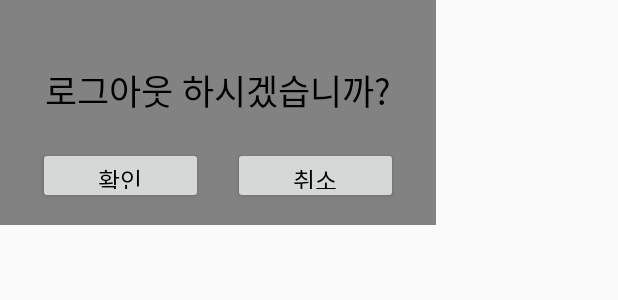
After one commit to junbrother93/Seomuk, an Android app: the layout activity_popup_logout.xml on its own in the app's theme, with its tools: preview values and no code run, on a phone screen of 412 x 824 dp. The commit adds this screen. Shown: the top 300 px of the screen. Run offline under Robolectric (Android 15) with nearby library versions, the phone set to English and light mode, and no system bars; network calls fail; Roboto replaces fonts that are not available here.

Commit message:
로그아웃기능 추가 및 메뉴 아이콘 대폭 수정

```diff
--- a/app/src/main/AndroidManifest.xml
+++ b/app/src/main/AndroidManifest.xml
@@ -55,6 +55,8 @@
             android:theme="@android:style/Theme.DeviceDefault.Light.Dialog" />
         <activity android:name=".Popup.PopupActiovity_Description"
             android:theme="@android:style/Theme.DeviceDefault.Light.Dialog" />
+        <activity android:name=".Popup.PopupActivity_Logout"
+            android:theme="@android:style/Theme.DeviceDefault.Light.Dialog" />
         <meta-data
             android:name="com.kakao.sdk.AppKey"
             android:value="@string/kakao_app_key" />
--- /dev/null
+++ b/app/src/main/res/layout/activity_popup_logout.xml
@@ -0,0 +1,59 @@
+<?xml version="1.0" encoding="utf-8"?>
+<LinearLayout xmlns:android="http://schemas.android.com/apk/res/android"
+    xmlns:tools="http://schemas.android.com/tools"
+    android:layout_width="wrap_content"
+    android:layout_height="wrap_content"
+
+    android:background="#828282"
+    xmlns:app="http://schemas.android.com/apk/res-auto"
+    android:gravity="center">
+
+    <LinearLayout
+        android:layout_width="match_parent"
+        android:layout_height="150dp"
+        android:layout_marginLeft="25dp"
+        android:layout_marginRight="25dp"
+        android:orientation="vertical"
+        android:gravity="bottom|center"
+        >
+
+        <TextView
+            android:layout_width="wrap_content"
+            android:layout_height="wrap_content"
+            android:text="로그아웃 하시겠습니까?"
+            android:layout_marginBottom="20dp"
+            android:textSize="23sp"
+            android:textColor="#000000"
+            />
+
+
+
+        <LinearLayout
+            android:layout_width="wrap_content"
+            android:layout_height="wrap_content"
+            android:orientation="horizontal"
+            android:layout_marginBottom="14dp"
+            >
+            <Button
+                android:id="@+id/pop_logout"
+                android:layout_width="110dp"
+                android:layout_height="38dp"
+                android:layout_marginRight="20dp"
+                android:text="확인"
+                android:textSize="16sp"
+                android:textColor="#000000"
+                />
+
+            <Button
+                android:id="@+id/pop_logout_cancel"
+                android:layout_width="110dp"
+                android:layout_height="38dp"
+                android:text="취소"
+                android:textSize="16sp"
+                android:textColor="#000000"
+                />
+
+        </LinearLayout>
+    </LinearLayout>
+
+</LinearLayout>
```
Also changed, not shown: app/src/main/java/com/example/junhyeong/myapplication/Main/MainActivity.java (+12 -12 lines), app/src/main/java/com/example/junhyeong/myapplication/Popup/PopupActivity_Logout.java (added, +49 -0 lines), app/src/main/java/com/example/junhyeong/myapplication/Select/Select_MyPage_Activity.java (+12 -1 lines), app/src/main/res/layout/activity_mypage.xml (+14 -0 lines), app/src/main/res/drawable/a1.png, app/src/main/res/drawable/a2.png, app/src/main/res/drawable/a3.png, app/src/main/res/drawable/a4.png, app/src/main/res/drawable/a5.png, app/src/main/res/drawable/a6.png, app/src/main/res/drawable/a7.png, app/src/main/res/drawable/a8.png, app/src/main/res/drawable/a9.png, app/src/main/res/drawable/background.png (deleted), 1 more files.
